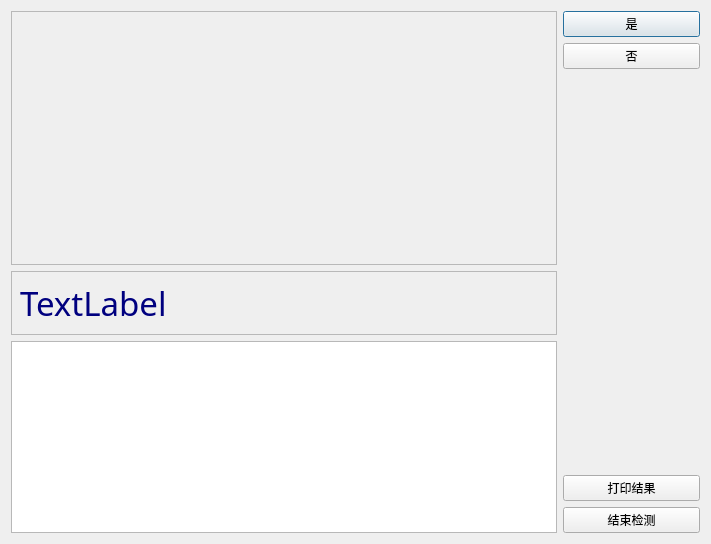
This is CatRunUI/CatRunUI.ui in llseptem/Cat as Qt 5 draws it before an edit. The edited form follows.
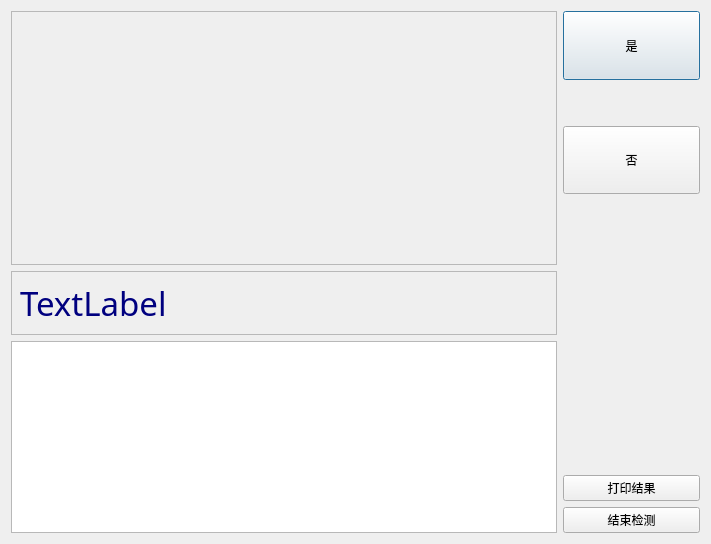
This is the edited form. Icons and pictures are not drawn.

Diff of the .ui file:
```diff
--- a/CatRunUI/CatRunUI.ui
+++ b/CatRunUI/CatRunUI.ui
@@ -95,11 +95,11 @@
     </layout>
    </item>
    <item>
-    <layout class="QVBoxLayout" name="verticalLayout">
+    <layout class="QVBoxLayout" name="verticalLayout" stretch="1,0,1,4,0,0">
      <item>
       <widget class="QPushButton" name="yesBtn">
        <property name="sizePolicy">
-        <sizepolicy hsizetype="Minimum" vsizetype="Fixed">
+        <sizepolicy hsizetype="Minimum" vsizetype="Expanding">
          <horstretch>0</horstretch>
          <verstretch>0</verstretch>
         </sizepolicy>
@@ -122,10 +122,23 @@
        </property>
       </widget>
      </item>
+     <item>
+      <spacer name="verticalSpacer_2">
+       <property name="orientation">
+        <enum>Qt::Vertical</enum>
+       </property>
+       <property name="sizeHint" stdset="0">
+        <size>
+         <width>20</width>
+         <height>40</height>
+        </size>
+       </property>
+      </spacer>
+     </item>
      <item>
       <widget class="QPushButton" name="noBtn">
        <property name="sizePolicy">
-        <sizepolicy hsizetype="Minimum" vsizetype="Fixed">
+        <sizepolicy hsizetype="Minimum" vsizetype="Expanding">
          <horstretch>0</horstretch>
          <verstretch>0</verstretch>
         </sizepolicy>
```
